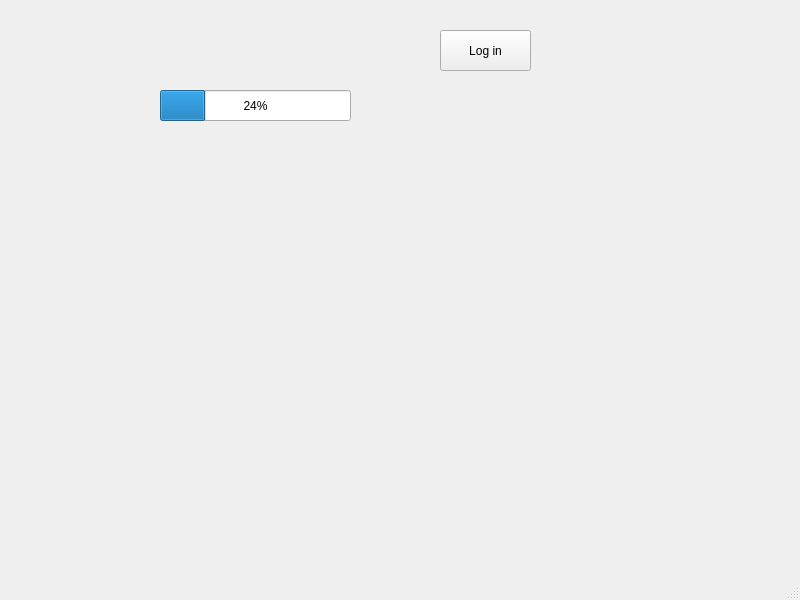
This is Codigo_Fuente/Proyecto_Final/idcatc.ui in MaverickST/Proyecto_Final as Qt 5 draws it before an edit. The edited form follows.
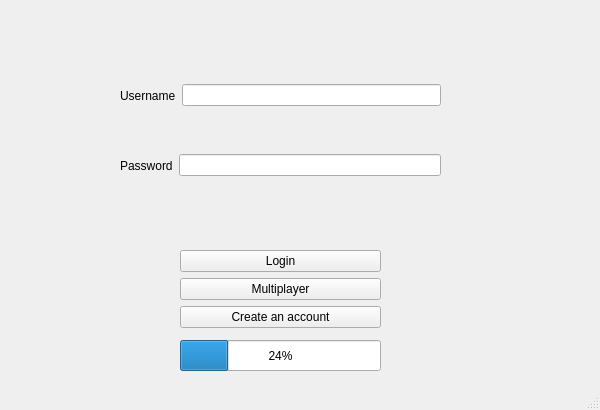
This is the edited form.

Patch:
```diff
--- a/Codigo_Fuente/Proyecto_Final/idcatc.ui
+++ b/Codigo_Fuente/Proyecto_Final/idcatc.ui
@@ -6,33 +6,20 @@
    <rect>
     <x>0</x>
     <y>0</y>
-    <width>800</width>
-    <height>600</height>
+    <width>600</width>
+    <height>410</height>
    </rect>
   </property>
   <property name="windowTitle">
    <string>IDCATC</string>
   </property>
   <widget class="QWidget" name="centralwidget">
-   <widget class="QPushButton" name="pB_Login">
-    <property name="geometry">
-     <rect>
-      <x>440</x>
-      <y>30</y>
-      <width>91</width>
-      <height>41</height>
-     </rect>
-    </property>
-    <property name="text">
-     <string>Log in</string>
-    </property>
-   </widget>
    <widget class="QProgressBar" name="progressBar">
     <property name="geometry">
      <rect>
-      <x>160</x>
-      <y>90</y>
-      <width>191</width>
+      <x>180</x>
+      <y>340</y>
+      <width>201</width>
       <height>31</height>
      </rect>
     </property>
@@ -40,6 +27,96 @@
      <number>24</number>
     </property>
    </widget>
+   <widget class="QWidget" name="verticalLayoutWidget">
+    <property name="geometry">
+     <rect>
+      <x>180</x>
+      <y>250</y>
+      <width>201</width>
+      <height>81</height>
+     </rect>
+    </property>
+    <layout class="QVBoxLayout" name="verticalLayout">
+     <item>
+      <widget class="QPushButton" name="pB_Login">
+       <property name="text">
+        <string>Login</string>
+       </property>
+      </widget>
+     </item>
+     <item>
+      <widget class="QPushButton" name="pB_Multi">
+       <property name="text">
+        <string>Multiplayer</string>
+       </property>
+      </widget>
+     </item>
+     <item>
+      <widget class="QPushButton" name="pB_createAccount">
+       <property name="text">
+        <string>Create an account</string>
+       </property>
+      </widget>
+     </item>
+    </layout>
+   </widget>
+   <widget class="QWidget" name="horizontalLayoutWidget">
+    <property name="geometry">
+     <rect>
+      <x>120</x>
+      <y>70</y>
+      <width>321</width>
+      <height>51</height>
+     </rect>
+    </property>
+    <layout class="QHBoxLayout" name="horizontalLayout">
+     <item>
+      <widget class="QLabel" name="label">
+       <property name="text">
+        <string>Username</string>
+       </property>
+      </widget>
+     </item>
+     <item>
+      <widget class="QLineEdit" name="Text_Username"/>
+     </item>
+    </layout>
+   </widget>
+   <widget class="QWidget" name="horizontalLayoutWidget_2">
+    <property name="geometry">
+     <rect>
+      <x>120</x>
+      <y>140</y>
+      <width>321</width>
+      <height>51</height>
+     </rect>
+    </property>
+    <layout class="QHBoxLayout" name="horizontalLayout_2">
+     <item>
+      <widget class="QLabel" name="label_2">
+       <property name="text">
+        <string>Password</string>
+       </property>
+      </widget>
+     </item>
+     <item>
+      <widget class="QLineEdit" name="Text_Password"/>
+     </item>
+    </layout>
+   </widget>
+   <widget class="QLabel" name="Label_Status">
+    <property name="geometry">
+     <rect>
+      <x>120</x>
+      <y>210</y>
+      <width>321</width>
+      <height>20</height>
+     </rect>
+    </property>
+    <property name="text">
+     <string/>
+    </property>
+   </widget>
   </widget>
   <widget class="QMenuBar" name="menubar">
    <property name="geometry">
```
Left out of the diff: 2 changed lines with no effect on the pictures.
